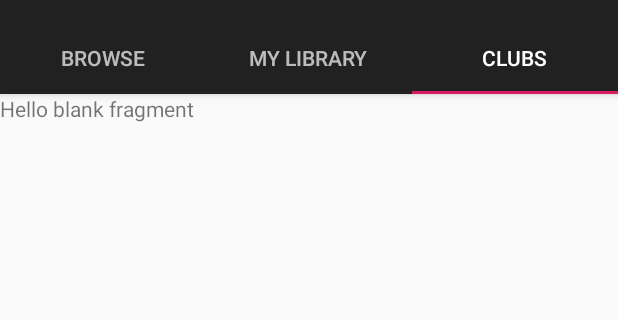
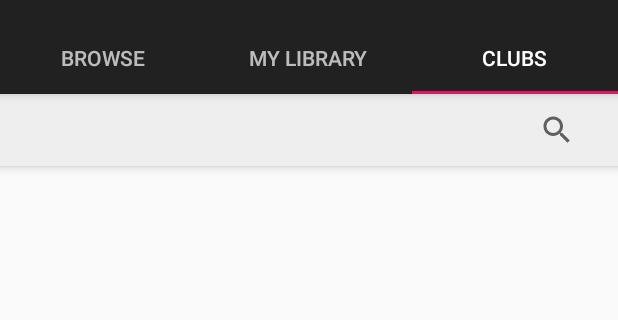
Before and after one commit to cmput301w19t12/BookBuddies, an Android app: the screen it shows after launch (MainActivity), tab 3 chosen, on a phone screen of 412 x 824 dp, the part 74-394 px from its top. Run offline under Robolectric (Android 15) with nearby library versions, the phone set to English and light mode, and no system bars.

Commit message:
Did the clubs tab

```diff
--- a/app/src/main/res/layout/fragment_club.xml
+++ b/app/src/main/res/layout/fragment_club.xml
@@ -1,14 +1,46 @@
 <?xml version="1.0" encoding="utf-8"?>
 <FrameLayout xmlns:android="http://schemas.android.com/apk/res/android"
+    xmlns:app="http://schemas.android.com/apk/res-auto"
     xmlns:tools="http://schemas.android.com/tools"
     android:layout_width="match_parent"
     android:layout_height="match_parent"
     tools:context=".ClubFragment">
 
-    <!-- TODO: Update blank fragment layout -->
-    <TextView
+    <android.support.constraint.ConstraintLayout
         android:layout_width="match_parent"
-        android:layout_height="match_parent"
-        android:text="@string/hello_blank_fragment" />
+        android:layout_height="match_parent">
+
+        <android.support.design.widget.AppBarLayout
+            android:id="@+id/appbar"
+            android:layout_width="match_parent"
+            android:layout_height="wrap_content"
+            android:background="#EEEEEE">
+
+            <android.support.constraint.ConstraintLayout
+                android:layout_width="match_parent"
+                android:layout_height="match_parent">
+
+                <SearchView
+                    android:id="@+id/clubSearch"
+                    android:layout_width="wrap_content"
+                    android:layout_height="wrap_content"
+                    android:layout_marginEnd="8dp"
+                    android:layout_marginRight="8dp"
+                    android:visibility="visible"
+                    app:layout_constraintEnd_toEndOf="parent"
+                    app:layout_constraintHorizontal_bias="0.976"
+                    app:layout_constraintStart_toStartOf="parent"
+                    app:layout_constraintTop_toTopOf="parent" />
+            </android.support.constraint.ConstraintLayout>
+
+        </android.support.design.widget.AppBarLayout>
+
+        <ListView
+            android:id="@+id/clubsList"
+            android:layout_width="0dp"
+            android:layout_height="677dp"
+            app:layout_constraintTop_toBottomOf="@+id/appbar"
+            tools:layout_editor_absoluteX="0dp" />
+    </android.support.constraint.ConstraintLayout>
 
 </FrameLayout>
```
